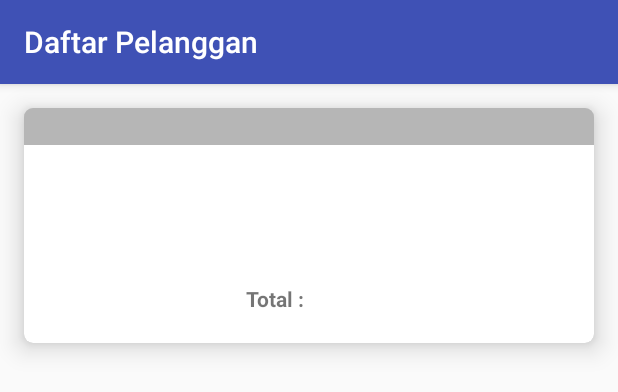
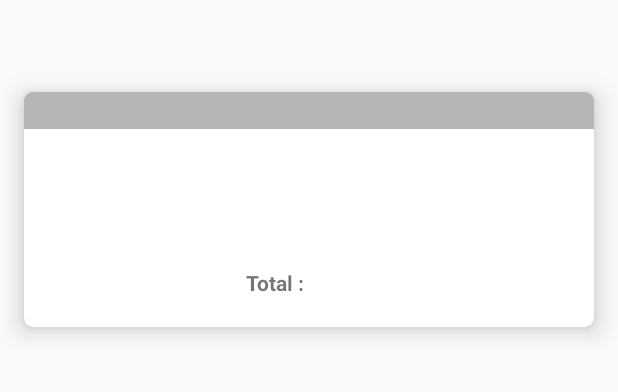
Before and after one commit to AgungPrabowo/SalesOrder, an Android app: the layout list_item_order_invoice.xml on its own in the app's theme, with its tools: preview values and no code run, on a phone screen of 412 x 824 dp. Shown: the top 392 px of the screen. Run offline under Robolectric (Android 15) with nearby library versions, the phone set to English and light mode, and no system bars.

Commit message:
fix view list order invoice

```diff
--- a/app/src/main/res/layout/list_item_order_invoice.xml
+++ b/app/src/main/res/layout/list_item_order_invoice.xml
@@ -3,23 +3,8 @@
     xmlns:app="http://schemas.android.com/apk/res-auto"
     android:orientation="vertical"
     android:layout_width="match_parent"
-    android:layout_height="match_parent">
-
-    <android.support.design.widget.AppBarLayout
-        android:layout_width="match_parent"
-        android:layout_height="wrap_content"
-        android:theme="@style/AppTheme.AppBarOverlay">
-
-        <android.support.v7.widget.Toolbar
-            android:id="@+id/toolbarOrderPelanggan"
-            app:title="@string/title_activity_pelanggan"
-            android:layout_width="match_parent"
-            android:layout_height="?attr/actionBarSize"
-            android:background="?attr/colorPrimary"
-            app:popupTheme="@style/AppTheme.PopupOverlay" />
-
-    </android.support.design.widget.AppBarLayout>
-
+    android:layout_height="wrap_content"
+    android:layout_marginTop="45dp">
 
     <android.support.v7.widget.CardView
         xmlns:card_view="http://schemas.android.com/apk/res-auto"
@@ -84,44 +69,3 @@
 
     </android.support.v7.widget.CardView>
 </LinearLayout>
-
-    <!--<?xml version="1.0" encoding="utf-8"?>-->
-
-<!--<android.support.v7.widget.CardView xmlns:android="http://schemas.android.com/apk/res/android"-->
-<!--xmlns:card_view="http://schemas.android.com/apk/res-auto"-->
-<!--android:layout_width="match_parent"-->
-<!--android:layout_height="wrap_content"-->
-<!--card_view:cardCornerRadius="6dp"-->
-<!--card_view:cardElevation="3dp"-->
-<!--card_view:cardUseCompatPadding="true">-->
-
-<!--<RelativeLayout xmlns:android="http://schemas.android.com/apk/res/android"-->
-    <!--android:layout_width="match_parent"-->
-    <!--android:layout_height="wrap_content"-->
-    <!--android:layout_margin="5dp"-->
-    <!--android:orientation="vertical"-->
-    <!--android:padding="5dp">-->
-
-    <!--<TextView-->
-        <!--android:id="@+id/txt_plg"-->
-        <!--android:layout_width="223dp"-->
-        <!--android:layout_height="wrap_content" />-->
-
-    <!--<TextView-->
-        <!--android:id="@+id/txt_nmBrg"-->
-        <!--android:layout_width="match_parent"-->
-        <!--android:layout_height="wrap_content" />-->
-
-    <!--<TextView-->
-        <!--android:id="@+id/txt_harga"-->
-        <!--android:layout_width="wrap_content"-->
-        <!--android:layout_height="wrap_content" />-->
-
-    <!--<TextView-->
-        <!--android:id="@+id/txt_total"-->
-        <!--android:layout_width="match_parent"-->
-        <!--android:layout_height="wrap_content" />-->
-
-<!--</RelativeLayout>-->
-
-<!--</android.support.v7.widget.CardView>-->
```
Also changed, not shown: app/src/main/res/layout/activity_main_order_invoice.xml (+16 -0 lines).
